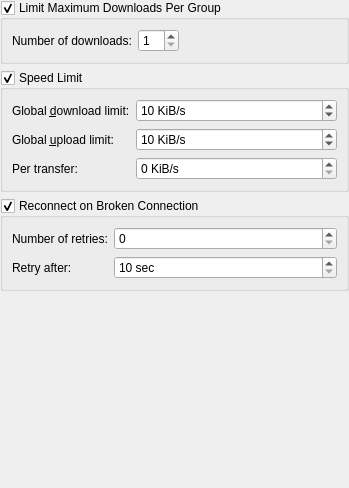
KDE/kget, file conf/dlgnetwork.ui: the form before one commit.
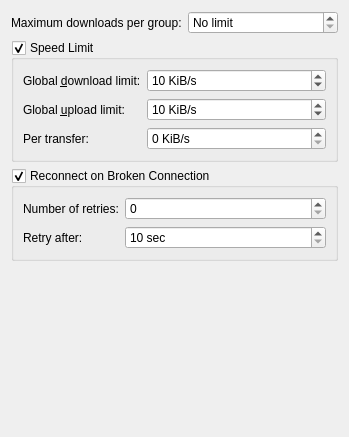
The form after the commit.

Commit message: A maximum limit of 0 downloads per group means no limit.

Patch:
```diff
--- a/conf/dlgnetwork.ui
+++ b/conf/dlgnetwork.ui
@@ -7,41 +7,27 @@
     <x>0</x>
     <y>0</y>
     <width>349</width>
-    <height>488</height>
+    <height>437</height>
    </rect>
   </property>
-  <layout class="QVBoxLayout" name="verticalLayout_2">
-   <property name="margin">
-    <number>0</number>
-   </property>
+  <layout class="QVBoxLayout" name="verticalLayout">
    <item>
-    <widget class="QGroupBox" name="kcfg_LimitDownloads">
-     <property name="title">
-      <string>Limit Maximum Downloads Per Group</string>
-     </property>
-     <property name="checkable">
-      <bool>true</bool>
-     </property>
      <layout class="QFormLayout" name="formLayout_3">
-      <property name="fieldGrowthPolicy">
-       <enum>QFormLayout::ExpandingFieldsGrow</enum>
-      </property>
       <item row="0" column="0">
        <widget class="QLabel" name="lbl_maxnum">
         <property name="text">
-         <string>Number of downloads:</string>
+        <string>Maximum downloads per group:</string>
         </property>
        </widget>
       </item>
       <item row="0" column="1">
        <widget class="QSpinBox" name="kcfg_MaxConnections">
-        <property name="minimum">
-         <number>1</number>
+       <property name="specialValueText">
+        <string comment="no limit for maximum downloads has been set">No limit</string>
         </property>
        </widget>
       </item>
      </layout>
-    </widget>
    </item>
    <item>
     <widget class="QGroupBox" name="kcfg_SpeedLimit">
```
Lines whose indentation alone changed are shown as unchanged. The commit also changes 7 other files.
